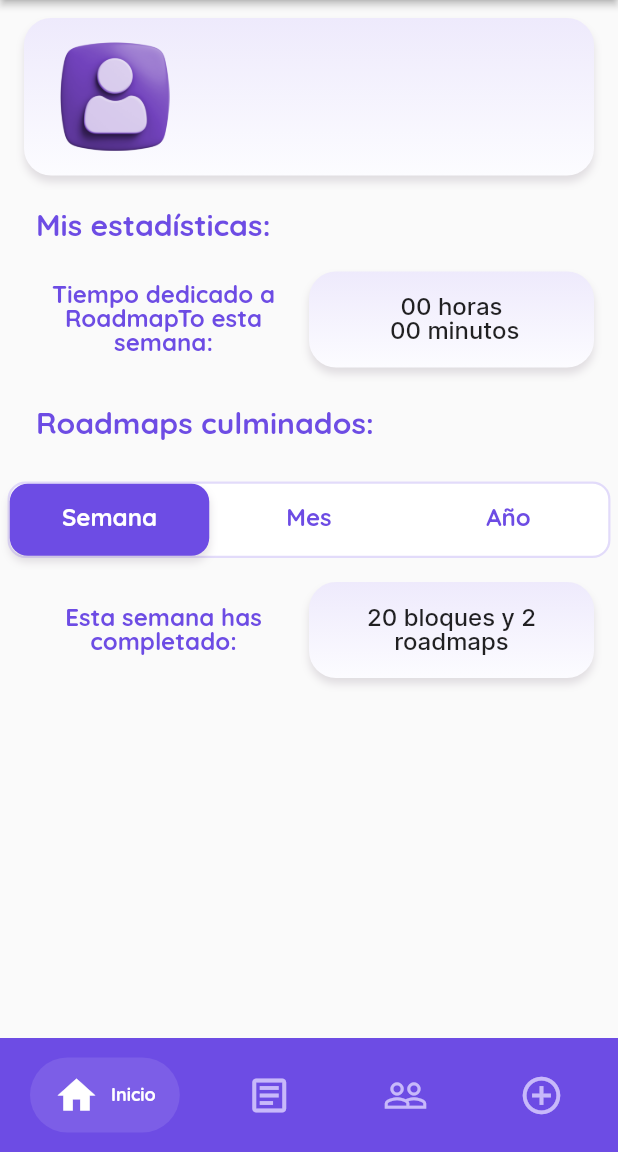
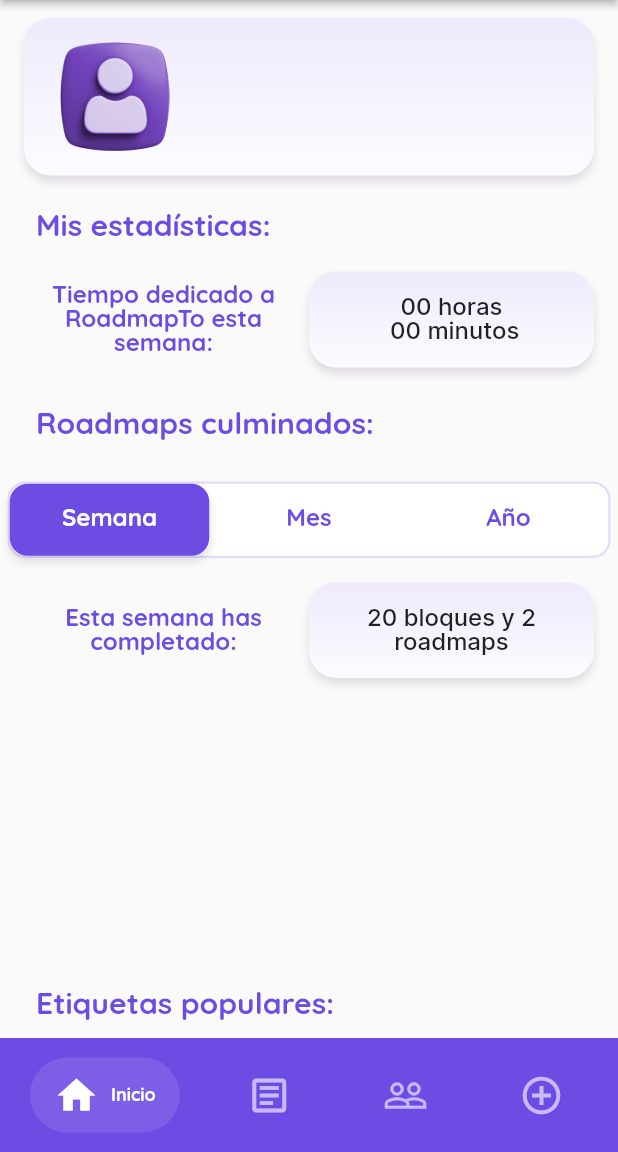
Before and after one commit to SimonRamos88/Aristeia, a Flutter app: the HomeScreen screen opened by its route, on a phone screen of 412 x 824 dp, the part 84-1236 px from its top. Run offline on Flutter 3.47's test engine with Material 2 defaults, Android fonts, the phone set to English and light mode, and no system bars; drawn by our look-alikes of salomon_bottom_bar; our stand-ins replace auto_route, cloud_firestore, firebase_auth, firebase_core, flash, flutter_rating_bar and 1 more; accounts and stored records are empty.

Commit message:
feat: top popular tags

```diff
--- a/lib/features/estadistica/presentation/pages/home_screen.dart
+++ b/lib/features/estadistica/presentation/pages/home_screen.dart
@@ -17,6 +17,9 @@ import 'package:cloud_firestore/cloud_firestore.dart';
 import 'package:firebase_core/firebase_core.dart';
 import 'package:cloud_firestore/cloud_firestore.dart';
 import 'dart:core';
+
+import '../../../../core/widgets/etiqueta_widget.dart';
+import '../../domain/usecases/roadmapsAsociadosAEtiqueta.dart';
 
 @RoutePage()
 class HomeScreen extends StatefulWidget {
@@ -40,6 +43,7 @@ class _HomeScreenState extends State<HomeScreen>
   String usertag = 'usertag';
   String usernames = 'nombres';
   Map<String, dynamic> appUsage = Map<String, dynamic>.from({});
+  List<String> topEtiquetas = [];
 
   Future<void> readUserData() async {
     final docUser = FirebaseFirestore.instance
@@ -103,6 +107,7 @@ class _HomeScreenState extends State<HomeScreen>
         });
       });
     });
+    getTopEtiquetas().then((value) => topEtiquetas = value);
     WidgetsBinding.instance.addObserver(this);
   }
 
@@ -280,6 +285,25 @@ class _HomeScreenState extends State<HomeScreen>
                 ],
               ),
             ),
+            BoxText.section(
+                text: 'Etiquetas populares:',
+                centered: false,
+                color: Theme.of(context).primaryColor),
+            Container(
+              padding: const EdgeInsets.symmetric(horizontal: 16),
+              child: Wrap(
+                alignment: WrapAlignment.center,
+                spacing: 8,
+                runSpacing: 8,
+                children: [
+                  for (final etiqueta in topEtiquetas)
+                    Etiqueta.large(
+                      text: etiqueta == null ? "cargando..." : etiqueta,
+                      color: 0,
+                    ),
+                ],
+              ),
+            ),
           ],
         ));
   }
--- a/lib/features/roadmap/domain/repositories/deleteRoadmap.dart
+++ b/lib/features/roadmap/domain/repositories/deleteRoadmap.dart
@@ -1,6 +1,7 @@
 import 'package:cloud_firestore/cloud_firestore.dart';
 import 'dart:math';
 import 'package:flutter/material.dart';
+import '../../../estadistica/domain/usecases/roadmapsAsociadosAEtiqueta.dart';
 
 Future<bool> deleteRoadbyId(String idroad) async {
   bool respuesta = false;
@@ -10,6 +11,21 @@ Future<bool> deleteRoadbyId(String idroad) async {
   //antes que nada, verificamos que la informacion esté correcta
   DocumentSnapshot query = await collectionReferenceArea.doc(idroad).get();
   if (query.exists) {
+    // Obtenemos la lista de etiquetas del roadmap
+    List<String> etiquetas = List<String>.from(query['etiquetas']);
+    if (query['publico']) {
+      // Convertimos los nombres de las etiquetas en sus IDs correspondientes
+      List<String> etiquetaIds = [];
+      QuerySnapshot etiquetasSnapshot =
+          await FirebaseFirestore.instance.collection('etiquetas').get();
+      for (DocumentSnapshot doc in etiquetasSnapshot.docs) {
+        if (etiquetas.contains(doc['nombre'])) {
+          etiquetaIds.add(doc.id);
+        }
+      }
+      await decrementarNumeroRoadmapsAsociados(etiquetaIds);
+    }
+
     await collectionReferenceArea.doc(idroad).delete();
     respuesta = true;
   }
```
Also changed, not shown: lib/core/widgets/filter__chips_data.dart (+8 -7 lines), lib/core/widgets/filter_chips.dart (+8 -5 lines), lib/features/estadistica/domain/usecases/roadmapsAsociadosAEtiqueta.dart (added, +43 -0 lines), lib/features/etiqueta/domain/repositories/updateEtiqueta.dart (+15 -0 lines), lib/features/roadmap/presentation/pages/create_roadmap_screen.dart (+8 -0 lines), 1 other file.
